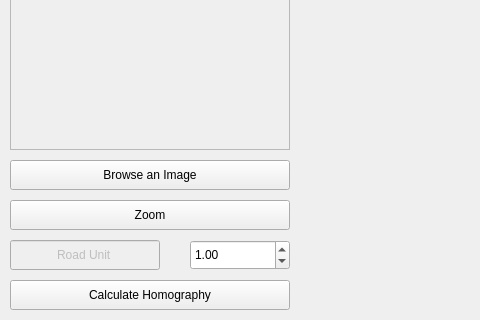
The window that ui/gui.ui (csonthomisi/tennis-ball-marker-gui) describes before a commit, drawn with Qt 5; both pictures show x 0 to 480 and y 380 to 700 of the 1130 by 700 pixel window.
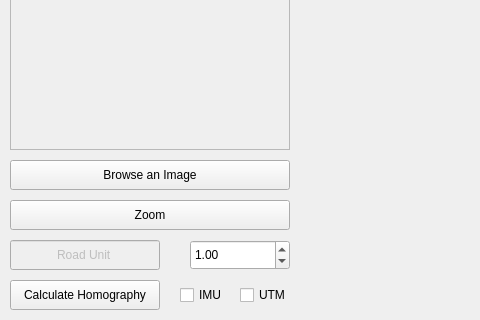
The same window after the commit.

Commit message: IMU/UTM checkbox were added

Diff of the .ui file:
```diff
--- a/ui/gui.ui
+++ b/ui/gui.ui
@@ -49,7 +49,7 @@
      <rect>
       <x>10</x>
       <y>660</y>
-      <width>280</width>
+      <width>150</width>
       <height>30</height>
      </rect>
     </property>
@@ -217,6 +217,32 @@
      <string>Browse an Image</string>
     </property>
    </widget>
+   <widget class="QCheckBox" name="imu">
+    <property name="geometry">
+     <rect>
+      <x>180</x>
+      <y>660</y>
+      <width>50</width>
+      <height>30</height>
+     </rect>
+    </property>
+    <property name="text">
+     <string>IMU</string>
+    </property>
+   </widget>
+   <widget class="QCheckBox" name="utm">
+    <property name="geometry">
+     <rect>
+      <x>240</x>
+      <y>660</y>
+      <width>50</width>
+      <height>30</height>
+     </rect>
+    </property>
+    <property name="text">
+     <string>UTM</string>
+    </property>
+   </widget>
   </widget>
  </widget>
  <resources/>
```
The commit also changes 2 other files.
